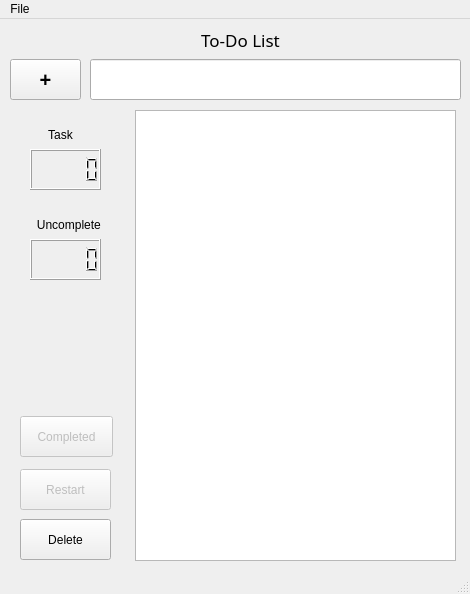
The window that to-do-list/todo.ui (choman-krishna/CODSOFT) describes before a commit, drawn with Qt 5.
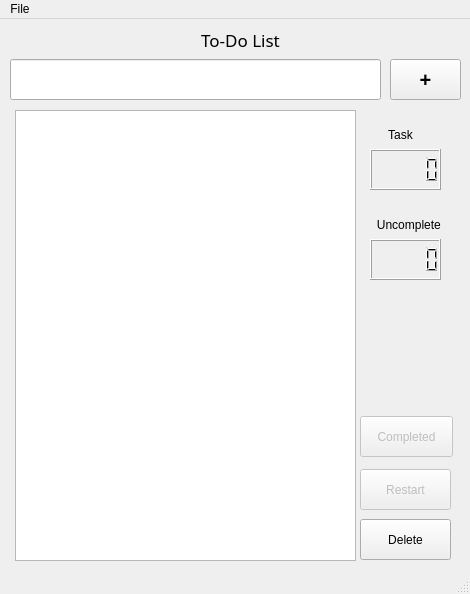
The same window after the commit.

Commit message: Updated list-model based to list-item based

```diff
--- a/to-do-list/todo.ui
+++ b/to-do-list/todo.ui
@@ -17,7 +17,7 @@
    <widget class="QLineEdit" name="input_field">
     <property name="geometry">
      <rect>
-      <x>90</x>
+      <x>10</x>
       <y>40</y>
       <width>371</width>
       <height>41</height>
@@ -27,7 +27,7 @@
    <widget class="QPushButton" name="add">
     <property name="geometry">
      <rect>
-      <x>10</x>
+      <x>390</x>
       <y>40</y>
       <width>71</width>
       <height>41</height>
@@ -44,99 +44,6 @@
      <string>+</string>
     </property>
    </widget>
-   <widget class="QListView" name="list_view">
-    <property name="geometry">
-     <rect>
-      <x>135</x>
-      <y>91</y>
-      <width>321</width>
-      <height>451</height>
-     </rect>
-    </property>
-    <property name="font">
-     <font>
-      <family>Roman</family>
-     </font>
-    </property>
-   </widget>
-   <widget class="QLabel" name="Task_count">
-    <property name="geometry">
-     <rect>
-      <x>0</x>
-      <y>100</y>
-      <width>121</width>
-      <height>31</height>
-     </rect>
-    </property>
-    <property name="font">
-     <font>
-      <pointsize>9</pointsize>
-      <weight>50</weight>
-      <bold>false</bold>
-     </font>
-    </property>
-    <property name="text">
-     <string>Task</string>
-    </property>
-    <property name="alignment">
-     <set>Qt::AlignCenter</set>
-    </property>
-   </widget>
-   <widget class="QLCDNumber" name="un_count_display">
-    <property name="geometry">
-     <rect>
-      <x>30</x>
-      <y>130</y>
-      <width>71</width>
-      <height>41</height>
-     </rect>
-    </property>
-   </widget>
-   <widget class="QPushButton" name="delete_2">
-    <property name="geometry">
-     <rect>
-      <x>20</x>
-      <y>500</y>
-      <width>91</width>
-      <height>41</height>
-     </rect>
-    </property>
-    <property name="text">
-     <string>Delete</string>
-    </property>
-   </widget>
-   <widget class="QPushButton" name="restart">
-    <property name="enabled">
-     <bool>false</bool>
-    </property>
-    <property name="geometry">
-     <rect>
-      <x>20</x>
-      <y>450</y>
-      <width>91</width>
-      <height>41</height>
-     </rect>
-    </property>
-    <property name="text">
-     <string>Restart</string>
-    </property>
-   </widget>
-   <widget class="QPushButton" name="completed">
-    <property name="enabled">
-     <bool>false</bool>
-    </property>
-    <property name="geometry">
-     <rect>
-      <x>20</x>
-      <y>397</y>
-      <width>93</width>
-      <height>41</height>
-     </rect>
-    </property>
-    <property name="text">
-     <string>Completed</string>
-    </property>
-   </widget>
    <widget class="QLabel" name="Hedder">
     <property name="geometry">
      <rect>
@@ -159,10 +66,59 @@
      <set>Qt::AlignCenter</set>
     </property>
    </widget>
+   <widget class="QLCDNumber" name="un_count_display">
+    <property name="geometry">
+     <rect>
+      <x>370</x>
+      <y>130</y>
+      <width>71</width>
+      <height>41</height>
+     </rect>
+    </property>
+   </widget>
+   <widget class="QPushButton" name="completed">
+    <property name="enabled">
+     <bool>false</bool>
+    </property>
+    <property name="geometry">
+     <rect>
+      <x>360</x>
+      <y>397</y>
+      <width>93</width>
+      <height>41</height>
+     </rect>
+    </property>
+    <property name="text">
+     <string>Completed</string>
+    </property>
+   </widget>
+   <widget class="QLCDNumber" name="task_count_display">
+    <property name="geometry">
+     <rect>
+      <x>370</x>
+      <y>220</y>
+      <width>71</width>
+      <height>41</height>
+     </rect>
+    </property>
+   </widget>
+   <widget class="QPushButton" name="delete_2">
+    <property name="geometry">
+     <rect>
+      <x>360</x>
+      <y>500</y>
+      <width>91</width>
+      <height>41</height>
+     </rect>
+    </property>
+    <property name="text">
+     <string>Delete</string>
+    </property>
+   </widget>
    <widget class="QLabel" name="un_count">
     <property name="geometry">
      <rect>
-      <x>10</x>
+      <x>350</x>
       <y>190</y>
       <width>121</width>
       <height>31</height>
@@ -182,13 +138,52 @@
      <set>Qt::AlignCenter</set>
     </property>
    </widget>
-   <widget class="QLCDNumber" name="task_count_display">
+   <widget class="QLabel" name="Task_count">
     <property name="geometry">
      <rect>
-      <x>30</x>
-      <y>220</y>
-      <width>71</width>
+      <x>340</x>
+      <y>100</y>
+      <width>121</width>
+      <height>31</height>
+     </rect>
+    </property>
+    <property name="font">
+     <font>
+      <pointsize>9</pointsize>
+      <weight>50</weight>
+      <bold>false</bold>
+     </font>
+    </property>
+    <property name="text">
+     <string>Task</string>
+    </property>
+    <property name="alignment">
+     <set>Qt::AlignCenter</set>
+    </property>
+   </widget>
+   <widget class="QPushButton" name="restart">
+    <property name="enabled">
+     <bool>false</bool>
+    </property>
+    <property name="geometry">
+     <rect>
+      <x>360</x>
+      <y>450</y>
+      <width>91</width>
       <height>41</height>
+     </rect>
+    </property>
+    <property name="text">
+     <string>Restart</string>
+    </property>
+   </widget>
+   <widget class="QListWidget" name="listWidget">
+    <property name="geometry">
+     <rect>
+      <x>15</x>
+      <y>91</y>
+      <width>341</width>
+      <height>451</height>
      </rect>
     </property>
    </widget>
```
